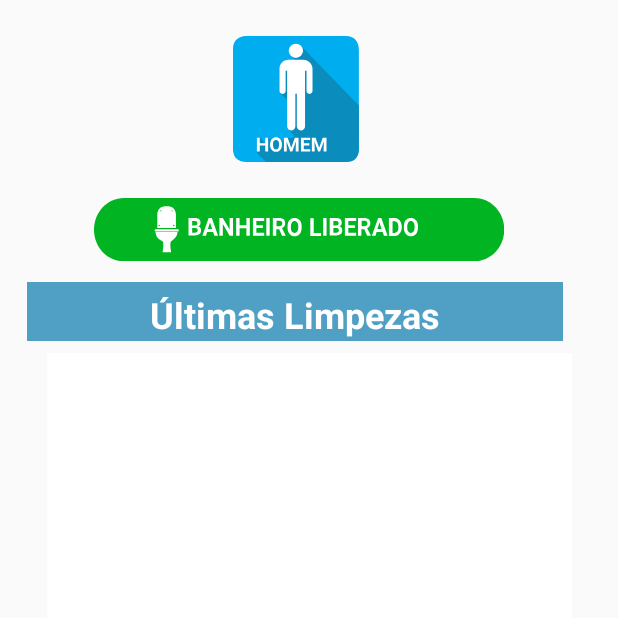
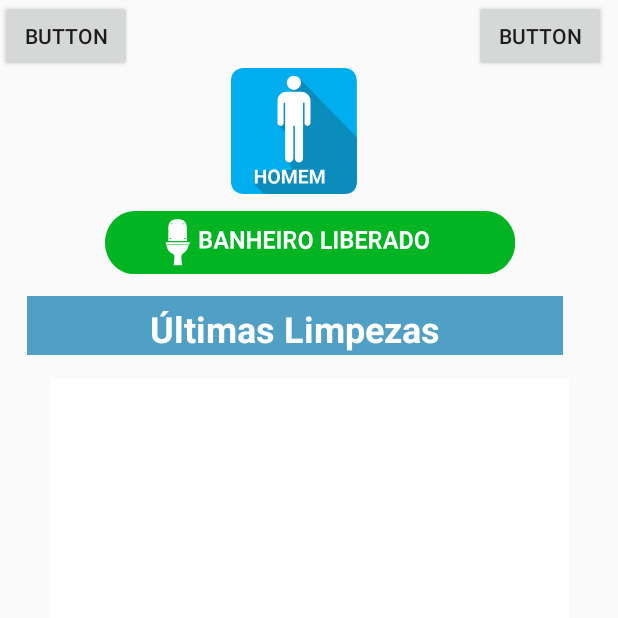
Before and after one commit to mViniciusMarques/geovaniago, an Android app: the MasculinoActivity screen opened directly, with no data from a screen before it, on a phone screen of 412 x 824 dp, the top half of it. Run offline under Robolectric (Android 15) with nearby library versions, the phone set to English and light mode, and no system bars; our stand-ins replace Firebase (no records; nobody signed in at launch, a user with empty details on screens opened directly); libraries missing offline, so code that uses them is left out: com.firebase.client, universum.studios.android; 3 statements that could not run were skipped.

Commit message:
commit com algum tipo de magia negra

```diff
--- a/app/src/main/AndroidManifest.xml
+++ b/app/src/main/AndroidManifest.xml
@@ -1,7 +1,7 @@
 <?xml version="1.0" encoding="utf-8"?>
 <manifest xmlns:android="http://schemas.android.com/apk/res/android"
     package="com.m2brcorp.geostatus">
-
+<uses-permission android:name="android.permission.INTERNET"/>
     <application
         android:allowBackup="true"
         android:icon="@drawable/ic_icone"
--- a/app/src/main/java/com/m2brcorp/geostatus/MasculinoActivity.java
+++ b/app/src/main/java/com/m2brcorp/geostatus/MasculinoActivity.java
@@ -12,7 +12,9 @@ import android.support.v7.app.NotificationCompat;
 import android.support.v7.widget.LinearLayoutManager;
 import android.support.v7.widget.RecyclerView;
 import android.util.Log;
+import android.view.MotionEvent;
 import android.view.View;
+import android.widget.Button;
 import android.widget.ImageButton;
 
 import com.google.firebase.auth.FirebaseUser;
@@ -34,14 +36,16 @@ public class MasculinoActivity extends AppCompatActivity {
 
     public static final String FLAG_TO_EDITOR = "geovania@stefanini.com";
     private ProgressDialog progressDialog;
-    ImageButton limpando;
-    ImageButton limpo;
+    Button limpando;
+    Button limpo;
     protected RecyclerView recyclerView;
     protected List<Status> statuses;
     Activity activity = null;
     private ReferenceFB fire;
     Boolean isLimpando = false;
     Status status1;
+    Button botaoTeste;
+    Button botaoTeste3;
 
 
     @Override
@@ -50,17 +54,21 @@ public class MasculinoActivity extends AppCompatActivity {
         setContentView(R.layout.activity_masculino);
         activity = this;
         fire = new ReferenceFB();
+        fire.getFirebaseInstance(this);
         statuses = new ArrayList<>();
         status1 = new Status();
         progressDialog = new ProgressDialog(this);
 
         getSupportActionBar().hide();
 
-        limpando = (ImageButton) findViewById(R.id.imageButton3);
-        limpo = (ImageButton) findViewById(R.id.imageButton2);
+        limpando = (Button) findViewById(R.id.imageButton3);
+        limpo = (Button) findViewById(R.id.imageButton2);
 
         recyclerView = (RecyclerView) findViewById(R.id.recyclevieww);
         recyclerView.setLayoutManager(new LinearLayoutManager(this));
+
+        botaoTeste = (Button) findViewById(R.id.button2);
+        botaoTeste3 = (Button) findViewById(R.id.button3);
 
         getAutenticateUser();
         recuperarStatusBotao();
@@ -68,37 +76,61 @@ public class MasculinoActivity extends AppCompatActivity {
         recuperarStatus();
         //hselectorBotoes(isLimpando);
 
+        testeTrigger();
+        testeTrigger2();
+
         acionarBotaoLimpando();
         acionarBotaoLimpo();
 
     }
 
     private void acionarBotaoLimpo() {
-        limpo.setOnClickListener(new View.OnClickListener() {
+        limpo.setOnTouchListener(new View.OnTouchListener() {
             @Override
-            public void onClick(View v) {
+            public boolean onTouch(View v, MotionEvent event) {
+                if(event.getAction() == MotionEvent.ACTION_UP) {
                     fire.setReferencedSon("Banheiro");
-                    fire.getFirebaseContextReference().child("Masculino").setValue("false");
+                    fire.getFirebaseContextReference().child("Masculino1").setValue(Boolean.FALSE);
                     fire.getFirebaseContextReference().child("Masc").child("Status").push().setValue(persistirStatus("Banheiro Limpo"));
                     isLimpando = Boolean.TRUE;
                     selectorBotoes(isLimpando);
-                    //gerarNotificacao();
-               // recuperarStatus();
+                    return true;
+                }
+                return false;
             }
         });
     }
 
     private void acionarBotaoLimpando() {
-        limpando.setOnClickListener(new View.OnClickListener() {
+        limpando.setOnTouchListener(new View.OnTouchListener() {
             @Override
-            public void onClick(View v) {
+            public boolean onTouch(View v, MotionEvent event) {
+                if(event.getAction() == MotionEvent.ACTION_UP){
                     fire.setReferencedSon("Banheiro");
-                    fire.getFirebaseContextReference().child("Masculino").setValue("true");
+                    fire.getFirebaseContextReference().child("Masculino1").setValue(Boolean.TRUE);
                     fire.getFirebaseContextReference().child("Masc").child("Status").push().setValue(persistirStatus("Banheiro Limpando"));
                     isLimpando = Boolean.FALSE;
                     selectorBotoes(isLimpando);
-                    //gerarNotificacao();
-             //   recuperarStatus();
+                    return true;
+                }
+                return false;
+            }
+        });
+    }
+
+    public void testeTrigger(){
+        botaoTeste.setOnClickListener(new View.OnClickListener() {
+            @Override
+            public void onClick(View v) {
+                fire.getFirebaseContextReference().child("Masculino1").setValue(Boolean.FALSE);
+            }
+        });
+    }
+    public void testeTrigger2(){
+        botaoTeste3.setOnClickListener(new View.OnClickListener() {
+            @Override
+            public void onClick(View v) {
+                fire.getFirebaseContextReference().child("Masculino1").setValue(Boolean.TRUE);
             }
         });
     }
@@ -144,16 +176,14 @@ public class MasculinoActivity extends AppCompatActivity {
         fire.getFirebaseContextReference().child("Masc").child("Status").addListenerForSingleValueEvent(new ValueEventListener() {
             @Override
             public void onDataChange(DataSnapshot dataSnapshot) {
-                for (DataSnapshot ds : dataSnapshot.getChildren()) {
+                for (DataSnapshot ds :dataSnapshot.getChildren()) {
                     Log.i("GEMMA", ds.getValue().toString());
-                    String status = (String) ds.child("status").getValue();
-                    String data = (String) ds.child("data").getValue();
-                    String hora = (String) ds.child("hora").getValue();
-                    statuses.add(new Status(status, data, hora));
-                    StatusAdapter statusAdapter = new StatusAdapter(getApplicationContext(), statuses);
-                    recyclerView.setAdapter(statusAdapter);
+                        String status = (String) ds.child("status").getValue();
+                        String data = (String) ds.child("data").getValue();
+                        String hora = (String) ds.child("hora").getValue();
+                    statuses.add(new Status(status,data,hora));
+                    recyclerView.setAdapter(new StatusAdapter(getApplicationContext(), statuses));
                     progressDialog.dismiss();
-                    //statusAdapter.notifyDataSetChanged();
                 }
             }
 
@@ -167,9 +197,9 @@ public class MasculinoActivity extends AppCompatActivity {
     public void selectorBotoes(Boolean isLimpando){
         if(isLimpando){
             limpando.setVisibility(View.VISIBLE);
-            limpo.setVisibility(View.INVISIBLE);
+            limpo.setVisibility(View.GONE);
         }else{
-            limpando.setVisibility(View.INVISIBLE);
+            limpando.setVisibility(View.GONE);
             limpo.setVisibility(View.VISIBLE);
         }
     }
@@ -180,9 +210,8 @@ public class MasculinoActivity extends AppCompatActivity {
             @Override
             public void onDataChange(DataSnapshot dataSnapshot) {
                 Log.i("BAVARIO", dataSnapshot.getValue().toString());
-                String s =  (String) dataSnapshot.getValue();
-                isLimpando = Boolean.valueOf(s);
-                selectorBotoes(isLimpando);
+                boolean b = (Boolean) dataSnapshot.getValue();
+                selectorBotoes(b);
             }
 
             @Override
@@ -210,5 +239,4 @@ public class MasculinoActivity extends AppCompatActivity {
         manager.notify(00, builder.build());
     }
 
-
 }
--- a/app/src/main/res/layout/activity_masculino.xml
+++ b/app/src/main/res/layout/activity_masculino.xml
@@ -14,7 +14,7 @@
         android:background="@drawable/ic_wc_masculino"
         android:id="@+id/imageButton"
         android:elevation="10dp"
-        android:layout_marginTop="24dp"
+        android:layout_marginTop="45dp"
         app:layout_constraintTop_toTopOf="parent"
         android:layout_marginStart="16dp"
         app:layout_constraintLeft_toLeftOf="parent"
@@ -22,9 +22,9 @@
         android:layout_marginEnd="16dp"
         app:layout_constraintRight_toRightOf="parent"
         android:layout_marginRight="16dp"
-        app:layout_constraintHorizontal_bias="0.47" />
+        app:layout_constraintHorizontal_bias="0.466" />
 
-    <ImageButton
+    <Button
         android:layout_width="273dp"
         android:layout_height="42dp"
         android:background="@drawable/ic_botao_wc_liberado"
@@ -35,11 +35,11 @@
         android:layout_marginEnd="16dp"
         app:layout_constraintRight_toRightOf="parent"
         android:layout_marginRight="16dp"
-        app:layout_constraintHorizontal_bias="0.44"
-        android:layout_marginTop="24dp"
+        app:layout_constraintHorizontal_bias="0.506"
+        android:layout_marginTop="11dp"
         app:layout_constraintTop_toBottomOf="@+id/imageButton" />
 
-    <ImageButton
+    <Button
         android:layout_width="273dp"
         android:layout_height="42dp"
        android:background="@drawable/ic_botao_wc_limpando"
@@ -50,9 +50,9 @@
         android:layout_marginStart="16dp"
         app:layout_constraintLeft_toLeftOf="parent"
         android:layout_marginLeft="16dp"
-        android:layout_marginTop="24dp"
+        android:layout_marginTop="11dp"
         app:layout_constraintTop_toBottomOf="@+id/imageButton"
-        app:layout_constraintHorizontal_bias="0.45" />
+        app:layout_constraintHorizontal_bias="0.506" />
 
     <FrameLayout
         android:layout_width="357dp"
@@ -61,7 +61,7 @@
         app:layout_constraintRight_toRightOf="parent"
         android:background="#509fc4"
         app:layout_constraintHorizontal_bias="0.33"
-        android:layout_marginTop="80dp"
+        android:layout_marginTop="68dp"
         app:layout_constraintTop_toBottomOf="@+id/imageButton"
         android:id="@+id/frameLayout">
 
@@ -80,30 +80,48 @@
     </FrameLayout>
 
     <RelativeLayout
-        android:layout_width="350dp"
-        android:layout_height="259dp"
-        android:layout_marginTop="8dp"
-        app:layout_constraintTop_toBottomOf="@+id/frameLayout"
+        android:layout_width="346dp"
+        android:layout_height="207dp"
         android:layout_marginEnd="16dp"
-        app:layout_constraintRight_toRightOf="parent"
+        android:layout_marginLeft="16dp"
         android:layout_marginRight="16dp"
         android:layout_marginStart="16dp"
+        android:layout_marginTop="16dp"
+        android:background="#fff"
         app:layout_constraintLeft_toLeftOf="parent"
-        android:background="#fff"
-        android:layout_marginLeft="16dp">
+        app:layout_constraintRight_toRightOf="parent"
+        app:layout_constraintTop_toBottomOf="@+id/frameLayout">
 
         <android.support.v7.widget.RecyclerView
             android:id="@+id/recyclevieww"
             android:layout_width="match_parent"
             android:layout_height="match_parent"
-            app:layout_constraintTop_toTopOf="parent"
+            android:layout_alignParentBottom="true"
+            android:layout_alignParentLeft="true"
+            android:layout_alignParentStart="true"
+            app:layout_constraintBottom_toBottomOf="parent"
+            app:layout_constraintLeft_toLeftOf="parent"
             app:layout_constraintRight_toRightOf="parent"
-            app:layout_constraintLeft_toLeftOf="parent"
-            app:layout_constraintBottom_toBottomOf="parent"
-            android:layout_alignParentTop="true"
-            android:layout_alignParentBottom="true" />
+            app:layout_constraintTop_toTopOf="parent" />
 
     </RelativeLayout>
 
+    <Button
+        android:id="@+id/button2"
+        android:layout_width="wrap_content"
+        android:layout_height="wrap_content"
+        android:text="Button"
+        tools:layout_editor_absoluteX="33dp"
+        tools:layout_editor_absoluteY="24dp" />
+
+    <Button
+        android:id="@+id/button3"
+        android:layout_width="wrap_content"
+        android:layout_height="wrap_content"
+        android:text="Button"
+        tools:layout_editor_absoluteY="16dp"
+        android:layout_marginRight="8dp"
+        app:layout_constraintRight_toRightOf="parent" />
+
 
 </android.support.constraint.ConstraintLayout>
```
Also changed, not shown: app/src/main/java/com/m2brcorp/geostatus/FemininoActivity.java (+20 -10 lines).
